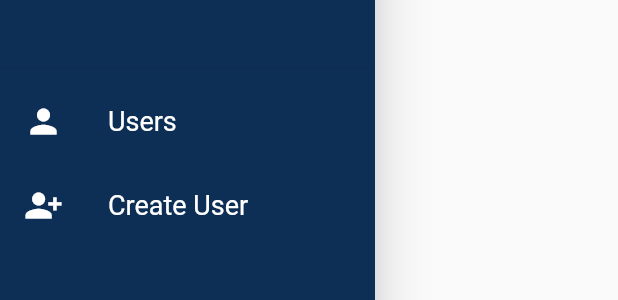
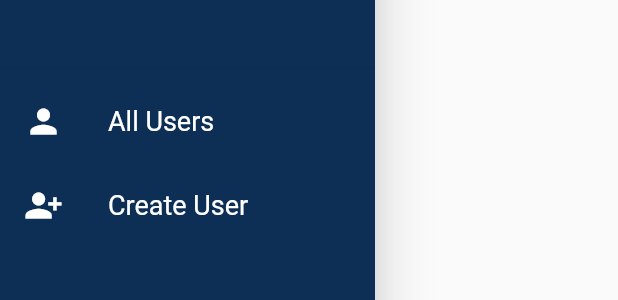
Before and after one commit to kosalvireak/Flutter-BI, a Flutter app: the MainDrawer widget shown alone on an empty page, opened directly with empty values, on a phone screen of 412 x 824 dp. Shown: the part 174-474 px from the top of the screen. Run offline on Flutter 3.47's test engine with Material 2 defaults, Android fonts, the phone set to English and light mode, and no system bars; our stand-ins replace jwt_decoder, shared_preferences; accounts and stored records are empty; network calls fail.

```diff
--- a/flutter_bi/lib/config.dart
+++ b/flutter_bi/lib/config.dart
@@ -1,5 +1,5 @@
-const url = 'http://172.16.2.62:3000/';
-// const url = 'http://192.168.10.199:3000/';
+// const url = 'http://172.16.2.62:3000/';
+const url = 'http://192.168.10.150:3000/';
 const registration = url + "api/flutter/user/register";
 const login = url + "api/flutter/user/login";
 const getUsers = url + "api/flutter/user/getallusers";
--- a/flutter_bi/lib/screens/auth.dart
+++ b/flutter_bi/lib/screens/auth.dart
@@ -55,6 +55,11 @@ class _AuthScreenState extends State<AuthScreen> {
 
       if (isValid) {
         _form.currentState!.save();
+        // check if admin
+        if (_enterdEmail != 'virakvary@gmail.com') {
+          _showScaffold("You are not an Admin!");
+          return;
+        }
         var reqBody = {"email": _enterdEmail, "password": _enterPassword};
         var response = await http.post(Uri.parse(login),
             headers: {"Content-Type": "application/json"},
--- a/flutter_bi/lib/screens/createUser.dart
+++ b/flutter_bi/lib/screens/createUser.dart
@@ -71,7 +71,7 @@ class _CreateUserScreenState extends State<CreateUserScreen> {
   Widget build(BuildContext context) {
     return Scaffold(
       appBar: AppBar(
-        title: const Text('Create New User'),
+        title: const Text('Create User'),
         backgroundColor: const Color.fromARGB(255, 14, 47, 85),
       ),
       backgroundColor: const Color.fromARGB(255, 11, 39, 72),
--- a/flutter_bi/lib/widget/main_drawer.dart
+++ b/flutter_bi/lib/widget/main_drawer.dart
@@ -58,7 +58,7 @@ class _MainDrawerState extends State<MainDrawer> {
                 color: Colors.white,
               ),
               title: const Text(
-                'Users',
+                'All Users',
                 style: TextStyle(
                   color: Colors.white,
                   fontSize: 18,
```
